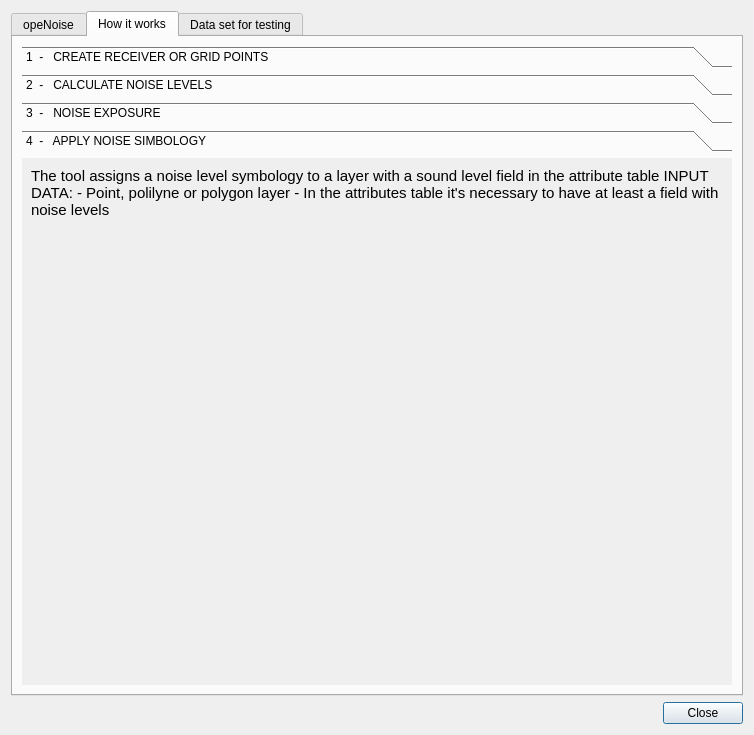
Qt form tools/ui_Informations.ui (pierluigiderosa/openoise) before a commit.
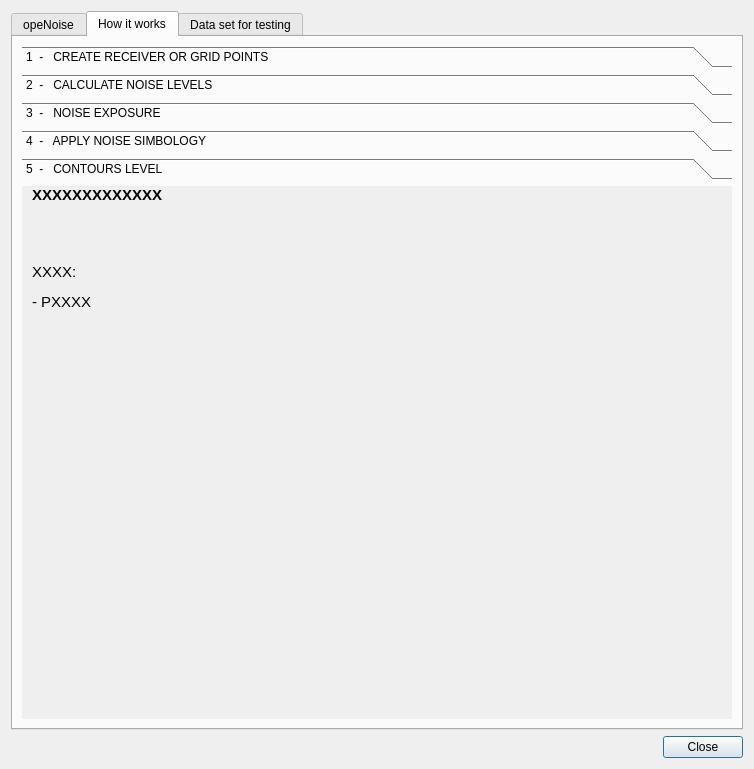
The same form after that commit. The open tabs and pages were chosen to show the change.

What changed in the file:
```diff
--- a/tools/ui_Informations.ui
+++ b/tools/ui_Informations.ui
@@ -7,7 +7,7 @@
     <x>0</x>
     <y>0</y>
     <width>754</width>
-    <height>735</height>
+    <height>769</height>
    </rect>
   </property>
   <property name="sizePolicy">
@@ -70,7 +70,7 @@
        <item>
         <widget class="QToolBox" name="toolBox">
          <property name="currentIndex">
-          <number>3</number>
+          <number>4</number>
          </property>
          <widget class="QWidget" name="page">
           <property name="geometry">
@@ -243,8 +243,8 @@
            <rect>
             <x>0</x>
             <y>0</y>
-            <width>117</width>
-            <height>652</height>
+            <width>704</width>
+            <height>472</height>
            </rect>
           </property>
           <attribute name="label">
@@ -274,6 +274,38 @@
            </item>
           </layout>
          </widget>
+         <widget class="QWidget" name="page_7">
+          <attribute name="label">
+           <string>5  -   CONTOURS LEVEL</string>
+          </attribute>
+          <widget class="QLabel" name="label_9">
+           <property name="geometry">
+            <rect>
+             <x>10</x>
+             <y>0</y>
+             <width>682</width>
+             <height>450</height>
+            </rect>
+           </property>
+           <property name="font">
+            <font>
+             <pointsize>11</pointsize>
+            </font>
+           </property>
+           <property name="text">
+            <string>&lt;html&gt;&lt;head/&gt;&lt;body&gt;&lt;p&gt;&lt;span style=&quot; font-weight:600;&quot;&gt;XXXXXXXXXXXXX&lt;/span&gt;&lt;/p&gt;&lt;p&gt;&lt;br/&gt;&lt;/p&gt;&lt;p&gt;XXXX:&lt;/p&gt;&lt;p&gt;- PXXXX&lt;/p&gt;&lt;/body&gt;&lt;/html&gt;</string>
+           </property>
+           <property name="alignment">
+            <set>Qt::AlignLeading|Qt::AlignLeft|Qt::AlignTop</set>
+           </property>
+           <property name="wordWrap">
+            <bool>true</bool>
+           </property>
+           <property name="textInteractionFlags">
+            <set>Qt::LinksAccessibleByMouse|Qt::TextSelectableByMouse</set>
+           </property>
+          </widget>
+         </widget>
         </widget>
        </item>
       </layout>
```
Left out of the diff: 14 changed lines with no effect on the pictures.
